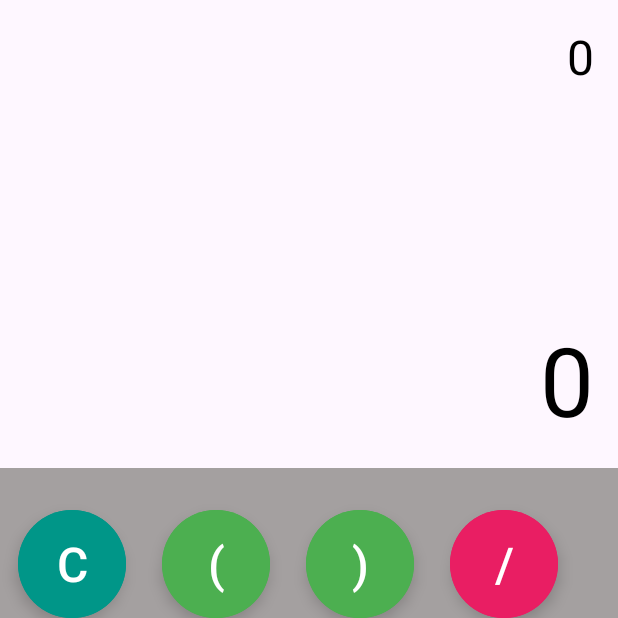
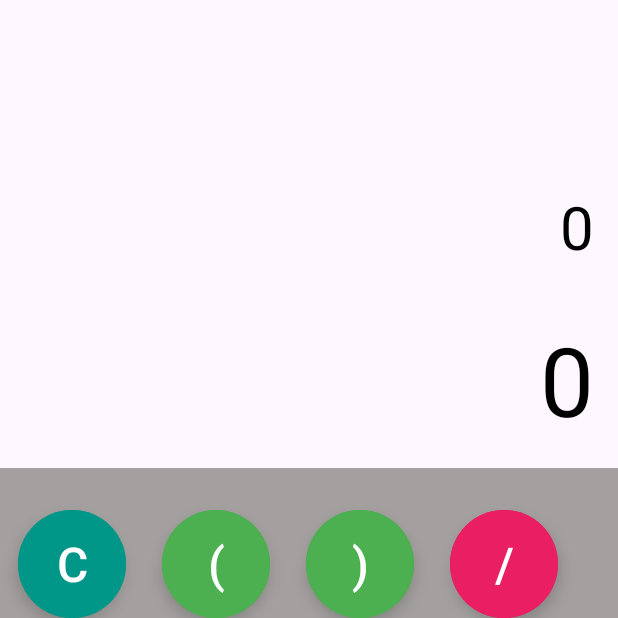
Before and after one commit to Vyciune8/MIPT_3, an Android app: the screen it shows after launch (MainActivity), on a phone screen of 412 x 824 dp, the top half of it. Run offline under Robolectric (Android 15) with nearby library versions, the phone set to English and light mode, and no system bars.

Commit message:
Interface done, need to finish coding

```diff
--- a/app/src/main/java/com/example/mipt_3/MainActivity.java
+++ b/app/src/main/java/com/example/mipt_3/MainActivity.java
@@ -1,6 +1,8 @@
 package com.example.mipt_3;
 
 import android.os.Bundle;
+import android.view.View;
+import android.widget.TextView;
 
 import androidx.activity.EdgeToEdge;
 import androidx.appcompat.app.AppCompatActivity;
@@ -8,17 +10,89 @@ import androidx.core.graphics.Insets;
 import androidx.core.view.ViewCompat;
 import androidx.core.view.WindowInsetsCompat;
 
-public class MainActivity extends AppCompatActivity {
+import com.google.android.material.button.MaterialButton;
+
+public class MainActivity extends AppCompatActivity implements View.OnClickListener {
+
+    TextView resultTV, solutionTv;
+    MaterialButton buttonC, buttonOpenBracket, buttonCloseBracket;
+    MaterialButton buttonDivide, buttonMultiply, buttonPlus, buttonMinus;
+    MaterialButton button0, button1, button2, button3, button4, button5, button6, button7, button8, button9;
+    MaterialButton buttonAc, buttonDot;
 
     @Override
     protected void onCreate(Bundle savedInstanceState) {
         super.onCreate(savedInstanceState);
         EdgeToEdge.enable(this);
         setContentView(R.layout.activity_main);
+        resultTV = findViewById(R.id.result_tv);
+        solutionTv = findViewById(R.id.solution_tv);
+
+        assignIds(buttonC, R.id.button_c);
+        assignIds(buttonOpenBracket, R.id.button_open_bracket);
+        assignIds(buttonCloseBracket, R.id.button_close_bracket);
+        assignIds(buttonDivide, R.id.button_divide);
+        assignIds(buttonMultiply, R.id.button_multiply);
+        assignIds(buttonPlus, R.id.button_plus);
+        assignIds(buttonMinus, R.id.button_minus);
+        assignIds(button0, R.id.button_0);
+        assignIds(button1, R.id.button_1);
+        assignIds(button2, R.id.button_2);
+        assignIds(button3, R.id.button_3);
+        assignIds(button4, R.id.button_4);
+        assignIds(button5, R.id.button_5);
+        assignIds(button6, R.id.button_6);
+        assignIds(button7, R.id.button_7);
+        assignIds(button8, R.id.button_8);
+        assignIds(button9, R.id.button_9);
+        assignIds(buttonAc, R.id.button_ac);
+        assignIds(buttonDot, R.id.button_dot);
+
+
+
         ViewCompat.setOnApplyWindowInsetsListener(findViewById(R.id.main), (v, insets) -> {
             Insets systemBars = insets.getInsets(WindowInsetsCompat.Type.systemBars());
             v.setPadding(systemBars.left, systemBars.top, systemBars.right, systemBars.bottom);
             return insets;
         });
     }
+
+    void assignIds(MaterialButton btn, int id){
+        btn=findViewById(id);
+        btn.setOnClickListener(this);
+    }
+
+    @Override
+    public void onClick(View view) {
+    MaterialButton button= (MaterialButton) view;
+    String buttonText = button.getText().toString();
+    String dataToCalculate=solutionTv.getText().toString();
+
+    if(buttonText.equals("AC"))
+    {
+        solutionTv.setText("");
+        resultTV.setText("0");
+        return;
+    }
+    if(buttonText.equals("="))
+    {
+        resultTV.setText(resultTV.getText());
+        return;
+    }
+    if(buttonText.equals("C"))
+    {
+        dataToCalculate=dataToCalculate.substring(0,dataToCalculate.length()-1);
+    }else
+    {
+        dataToCalculate=dataToCalculate+buttonText;
+    }
+    dataToCalculate=dataToCalculate+buttonText;
+    solutionTv.setText(dataToCalculate);
+
+    }
+
+    String getResult(String data)
+    {
+        return "Calculated";
+    }
 }
--- a/app/src/main/res/layout/activity_main.xml
+++ b/app/src/main/res/layout/activity_main.xml
@@ -9,14 +9,14 @@
 
     <TextView
         android:layout_width="match_parent"
-        android:layout_height="match_parent"
+        android:layout_height="wrap_content"
         android:id="@+id/solution_tv"
         android:text="0"
-        android:textSize="32dp"
+        android:textSize="40dp"
         android:textAlignment="textEnd"
         android:textColor="@color/black"
         android:layout_above="@+id/result_tv"
-        android:layout_margin="16dp" />
+        android:layout_margin="16dp"/>
 
     <TextView
         android:layout_width="match_parent"
--- a/app/src/main/res/values/strings.xml
+++ b/app/src/main/res/values/strings.xml
@@ -1,3 +1,4 @@
 <resources>
     <string name="app_name">MIPT_3</string>
+
 </resources>
```
